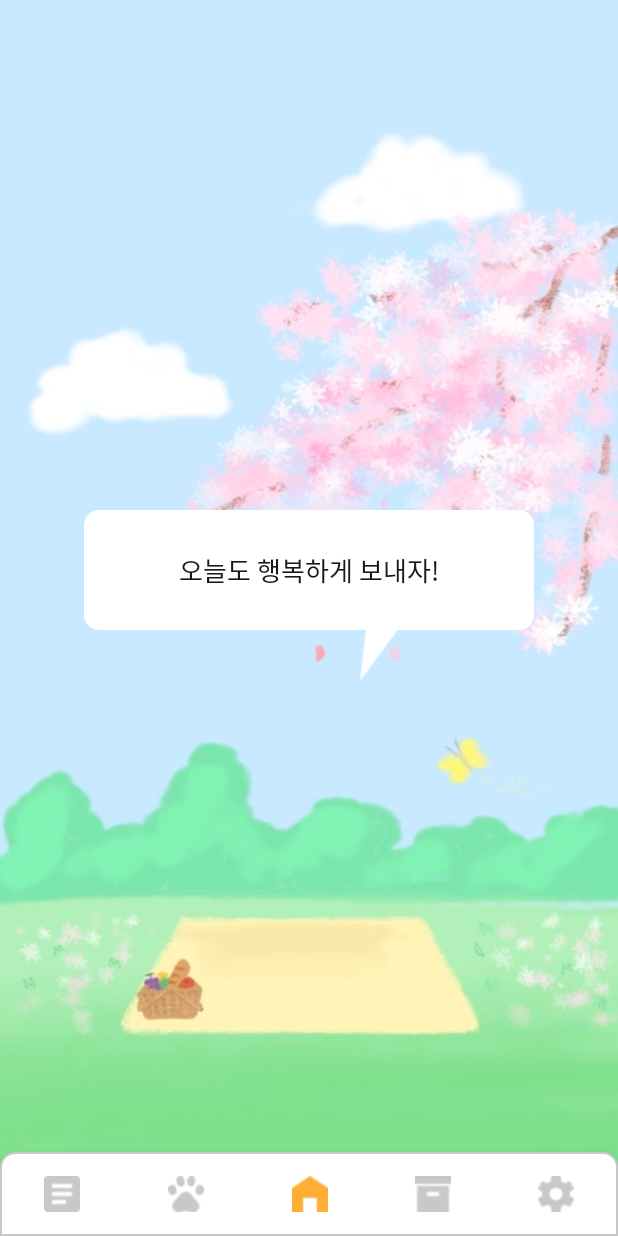
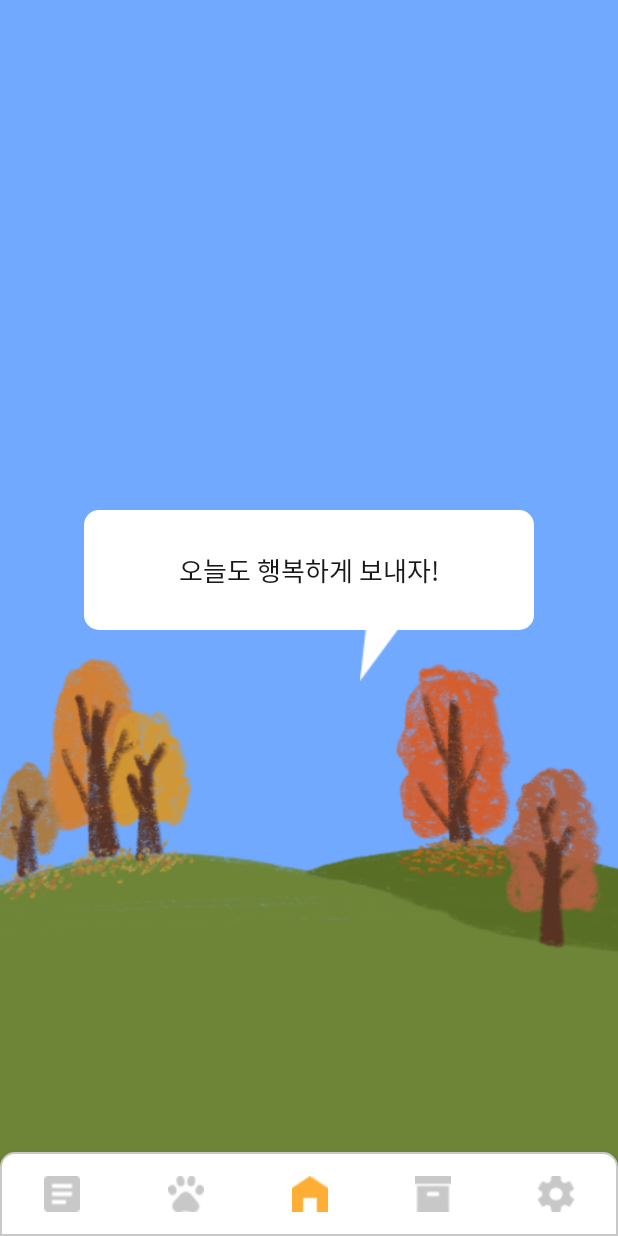
Before and after one commit to kmu-cat/2022-, an Android app: the Home screen opened directly, with no data from a screen before it, item 3 of the bottom bar chosen, on a phone screen of 412 x 824 dp. Run offline under Robolectric (Android 15) with nearby library versions, the phone set to English and light mode, and no system bars; 7 statements that could not run were skipped.

Commit message:
[Home] feat. 계절별 Home 페이지 적용
- 계절별로 Home 페이지의 배경이 변경되도록 구현
- 계절을 현재 시각을 바탕으로 적용
- 봄 (3월 ~ 5월)
- 여름 (6월 ~ 8월)
- 가을 (9월 ~ 11월)
- 겨울 (12월 ~ 2월)

```diff
--- a/app/src/main/java/com/example/bori/Home.kt
+++ b/app/src/main/java/com/example/bori/Home.kt
@@ -6,10 +6,13 @@ import android.os.Bundle
 import android.view.LayoutInflater
 import android.view.View
 import android.view.ViewGroup
+import android.widget.FrameLayout
 import android.widget.ImageView
 import android.widget.TextView
 import androidx.fragment.app.Fragment
 import org.json.JSONObject
+import java.text.SimpleDateFormat
+import java.util.*
 
 class Home : Fragment(){
     @SuppressLint("MissingInflatedId")
@@ -39,6 +42,26 @@ class Home : Fragment(){
         val userCatFoot = view.findViewById<ImageView>(R.id.user_cat_foot)
         val userCatEtc = view.findViewById<ImageView>(R.id.user_cat_etc)
 
+        val background = view.findViewById<FrameLayout>(R.id.home_background)
+
+        val date = Date(System.currentTimeMillis())
+        val sdf = SimpleDateFormat("MM")
+        when (sdf.format(date)) {
+            in arrayListOf("03", "04", "05") -> { // 3월 ~ 5월 (봄)
+                background.setBackgroundResource(R.drawable.main_bg_spring)
+            }
+            in arrayListOf("06", "07", "08") -> { // 6월 ~ 8월 (여름)
+                background.setBackgroundResource(R.drawable.main_bg_summer)
+            }
+            in arrayListOf("09", "10", "11") -> { // 9월 ~ 11월 (가을)
+                background.setBackgroundResource(R.drawable.main_bg_fall)
+            }
+            in arrayListOf("12", "01", "02") -> { // 12월 ~ 2월 (겨울)
+                background.setBackgroundResource(R.drawable.main_bg_winter)
+            }
+        }
+
+
         userCatColor.setImageResource(infoColor)
         userCatFace.setImageResource(infoFace)
         userCatHair.setImageResource(infoHair)
--- a/app/src/main/res/layout/fragment_home.xml
+++ b/app/src/main/res/layout/fragment_home.xml
@@ -1,5 +1,6 @@
 <?xml version="1.0" encoding="utf-8"?>
 <FrameLayout xmlns:android="http://schemas.android.com/apk/res/android"
+    android:id="@+id/home_background"
     android:layout_width="match_parent"
     android:layout_height="match_parent"
     android:background="@drawable/main_bg_spring">
```
